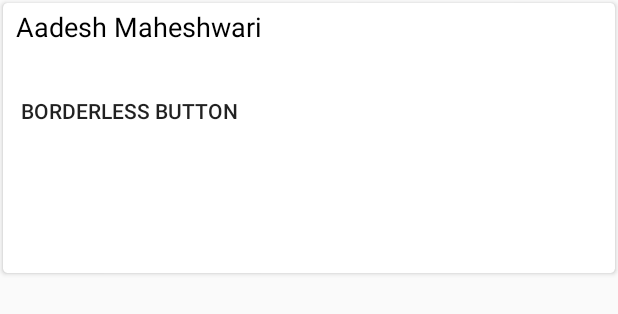
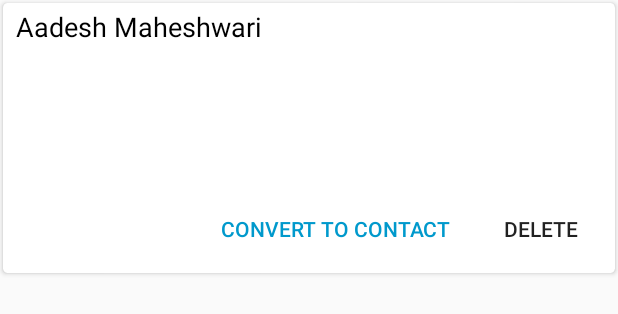
Before and after one commit to jaydeepw/experiments, an Android app: the layout scanned_card_plank.xml on its own in the app's theme, with its tools: preview values and no code run, on a phone screen of 412 x 824 dp. Shown: the top 314 px of the screen. Run offline under Robolectric (Android 15) with nearby library versions, the phone set to English and light mode, and no system bars.

Commit message:
show buttons in the cards. Also write a common cards style

```diff
--- a/app/src/main/java/com/github/jaydeep/cardlist/ScannedCardsListFragment.java
+++ b/app/src/main/java/com/github/jaydeep/cardlist/ScannedCardsListFragment.java
@@ -34,6 +34,10 @@ public class ScannedCardsListFragment extends Fragment {
         list.add("B");
         list.add("C");
         list.add("D");
+        list.add("E");
+        list.add("F");
+        list.add("G");
+        list.add("H");
         mAdapter = new StringListAdapter(list);
 
         if (true) {
--- a/app/src/main/res/layout/list_layout.xml
+++ b/app/src/main/res/layout/list_layout.xml
@@ -18,7 +18,7 @@
         app:recyclerPaddingBottom="5dp"
         app:recyclerPaddingLeft="5dp"
         app:recyclerPaddingRight="5dp"
-        app:scrollbarStyle="insideOverlay"/>
+        app:scrollbarStyle="insideOverlay" />
 
     <!--
        How to show/hide the toolbar when the list is scrolling.
--- a/app/src/main/res/layout/scanned_card_plank.xml
+++ b/app/src/main/res/layout/scanned_card_plank.xml
@@ -1,5 +1,4 @@
-<?xml version="1.0" encoding="utf-8"?>
-<!-- A CardView that contains a TextView -->
+<?xml version="1.0" encoding="utf-8"?><!-- A CardView that contains a TextView -->
 <android.support.v7.widget.CardView xmlns:android="http://schemas.android.com/apk/res/android"
     xmlns:card_view="http://schemas.android.com/apk/res-auto"
     xmlns:tools="http://schemas.android.com/tools"
@@ -9,17 +8,15 @@
     android:layout_margin="2dp"
     card_view:cardCornerRadius="3dp">
 
-    <LinearLayout
-        android:id="@+id/profile_summary_view"
+    <RelativeLayout
         android:layout_width="match_parent"
-        android:layout_height="wrap_content"
-        android:longClickable="true"
+        android:layout_height="match_parent"
         android:orientation="vertical">
 
         <TextView
             android:id="@+id/profile_name"
             android:layout_width="match_parent"
-            android:layout_height="wrap_content"
+            android:layout_height="match_parent"
             android:layout_marginLeft="5dp"
             android:layout_marginRight="5dp"
             android:paddingLeft="3dp"
@@ -28,16 +25,33 @@
             android:textSize="18sp"
             tools:text="Aadesh Maheshwari" />
 
+<!--        <ImageView
+            android:id="@+id/card_image"
+            android:layout_width="match_parent"
+            android:layout_height="match_parent"
+            android:src="@mipmap/ic_launcher" />-->
+
         <Button
-            android:id="@+id/button2"
-            style="?android:attr/borderlessButtonStyle"
+            android:id="@+id/btn_delete"
+            style="@style/CardButton"
             android:layout_width="wrap_content"
             android:layout_height="wrap_content"
-            android:layout_below="@+id/button"
+            android:layout_alignParentBottom="true"
+            android:layout_alignParentRight="true"
             android:layout_centerHorizontal="true"
-            android:layout_marginTop="20dp"
-            android:text="Borderless Button"/>
+            android:text="Delete" />
 
-    </LinearLayout>
+        <Button
+            android:id="@+id/btn_convert_to_contact"
+            style="@style/CardButton"
+            android:layout_width="wrap_content"
+            android:layout_height="wrap_content"
+            android:text="Convert to contact"
+            android:textColor="@android:color/holo_blue_dark"
+            android:layout_alignParentBottom="true"
+            android:layout_toLeftOf="@+id/btn_delete"
+            android:layout_toStartOf="@+id/btn_delete" />
+
+    </RelativeLayout>
 
 </android.support.v7.widget.CardView>
--- a/app/src/main/res/values/styles.xml
+++ b/app/src/main/res/values/styles.xml
@@ -6,4 +6,10 @@
 
     </style>
 
+    <style name="CardButton" parent="Widget.AppCompat.Button">
+        <item name="android:padding">6dp</item>
+        <item name="android:layout_margin">5dp</item>
+        <item name="android:background">@android:color/transparent</item>
+    </style>
+
 </resources>
```
